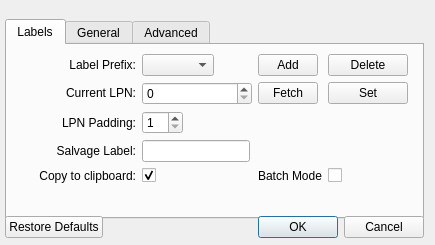
First picture: the form in settingswindow.ui, repository LMBernardo/LabelManager, before the edit.
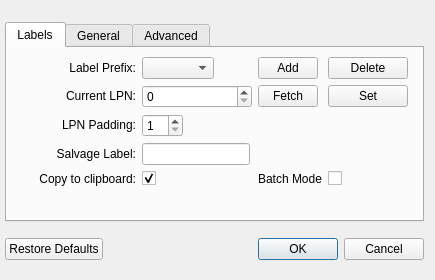
Second picture: the form after the edit. The open tabs and pages were chosen to show the change.

Commit message: Changes to settings window scaling

Diff of the .ui file:
```diff
--- a/settingswindow.ui
+++ b/settingswindow.ui
@@ -10,19 +10,25 @@
     <x>0</x>
     <y>0</y>
     <width>435</width>
-    <height>244</height>
+    <height>280</height>
    </rect>
   </property>
   <property name="sizePolicy">
-   <sizepolicy hsizetype="MinimumExpanding" vsizetype="Fixed">
+   <sizepolicy hsizetype="MinimumExpanding" vsizetype="Minimum">
     <horstretch>0</horstretch>
     <verstretch>0</verstretch>
    </sizepolicy>
   </property>
+  <property name="minimumSize">
+   <size>
+    <width>0</width>
+    <height>280</height>
+   </size>
+  </property>
   <property name="maximumSize">
    <size>
     <width>640</width>
-    <height>300</height>
+    <height>320</height>
    </size>
   </property>
   <property name="windowTitle">
@@ -47,7 +53,7 @@
    <item>
     <widget class="QTabWidget" name="tabWidget">
      <property name="sizePolicy">
-      <sizepolicy hsizetype="MinimumExpanding" vsizetype="MinimumExpanding">
+      <sizepolicy hsizetype="MinimumExpanding" vsizetype="Minimum">
        <horstretch>0</horstretch>
        <verstretch>0</verstretch>
       </sizepolicy>
@@ -61,7 +67,7 @@
      <property name="maximumSize">
       <size>
        <width>16777215</width>
-       <height>184</height>
+       <height>200</height>
       </size>
      </property>
      <property name="currentIndex">
@@ -235,6 +241,12 @@
          </item>
          <item row="3" column="0">
           <widget class="QLabel" name="salvageLabel">
+           <property name="sizePolicy">
+            <sizepolicy hsizetype="Preferred" vsizetype="Fixed">
+             <horstretch>0</horstretch>
+             <verstretch>0</verstretch>
+            </sizepolicy>
+           </property>
            <property name="text">
             <string>Salvage Label:</string>
            </property>
@@ -276,6 +288,12 @@
          </item>
          <item row="2" column="0">
           <widget class="QLabel" name="paddingLabel">
+           <property name="sizePolicy">
+            <sizepolicy hsizetype="Preferred" vsizetype="Fixed">
+             <horstretch>0</horstretch>
+             <verstretch>0</verstretch>
+            </sizepolicy>
+           </property>
            <property name="text">
             <string>LPN Padding:</string>
            </property>
@@ -308,6 +326,12 @@
          </item>
          <item row="0" column="0">
           <widget class="QLabel" name="prefixLabel">
+           <property name="sizePolicy">
+            <sizepolicy hsizetype="Preferred" vsizetype="Fixed">
+             <horstretch>0</horstretch>
+             <verstretch>0</verstretch>
+            </sizepolicy>
+           </property>
            <property name="text">
             <string>Label Prefix:</string>
            </property>
```
Left out of the diff: 328 changed lines with no effect on the pictures. The commit also changes 1 other file.
